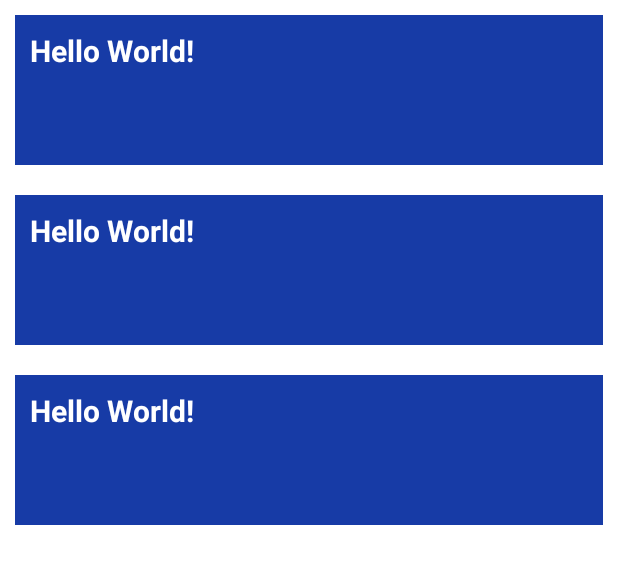
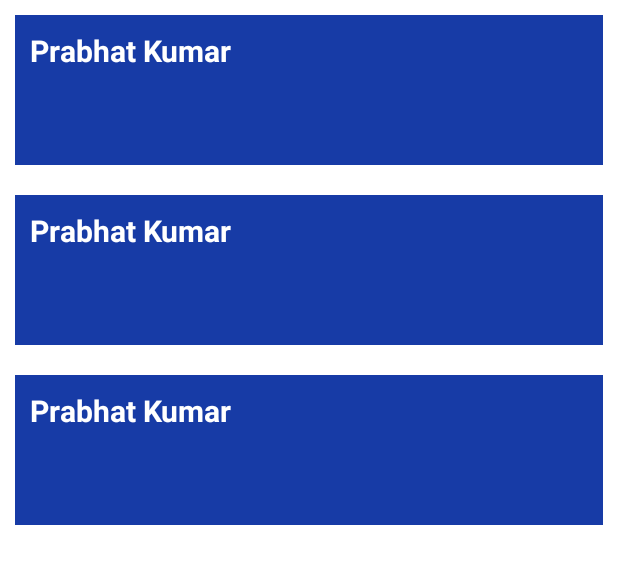
Before and after one commit to prabhat-lall/DaggerMVVM, an Android app: the layout activity_main.xml on its own in the app's theme, with its tools: preview values and no code run, on a phone screen of 412 x 824 dp. Shown: the top 564 px of the screen. Run offline under Robolectric (Android 15) with nearby library versions, the phone set to English and light mode, and no system bars; network calls fail.

Commit message:
MVVM using Dagger Implemented

```diff
--- a/app/src/main/res/layout/item_view.xml
+++ b/app/src/main/res/layout/item_view.xml
@@ -11,7 +11,7 @@
         android:id="@+id/tv_title"
         android:layout_width="match_parent"
         android:layout_height="wrap_content"
-        android:text="Hello World!"
+        android:text="Prabhat Kumar"
         android:textSize="20sp"
         android:textStyle="bold"
         android:textColor="@color/white"
```
